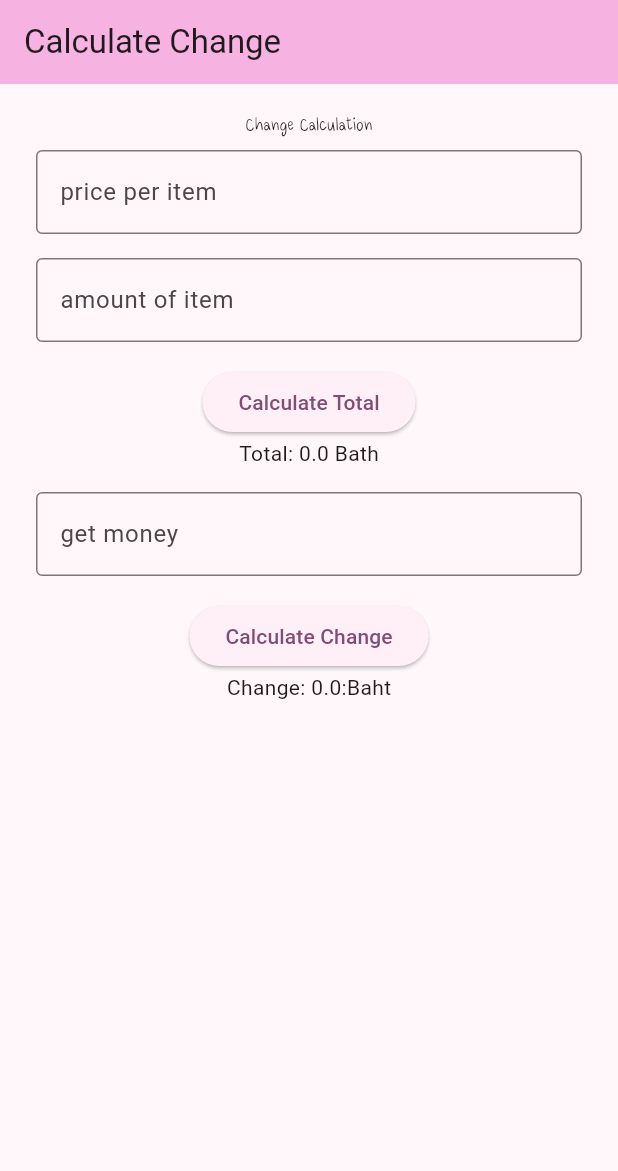
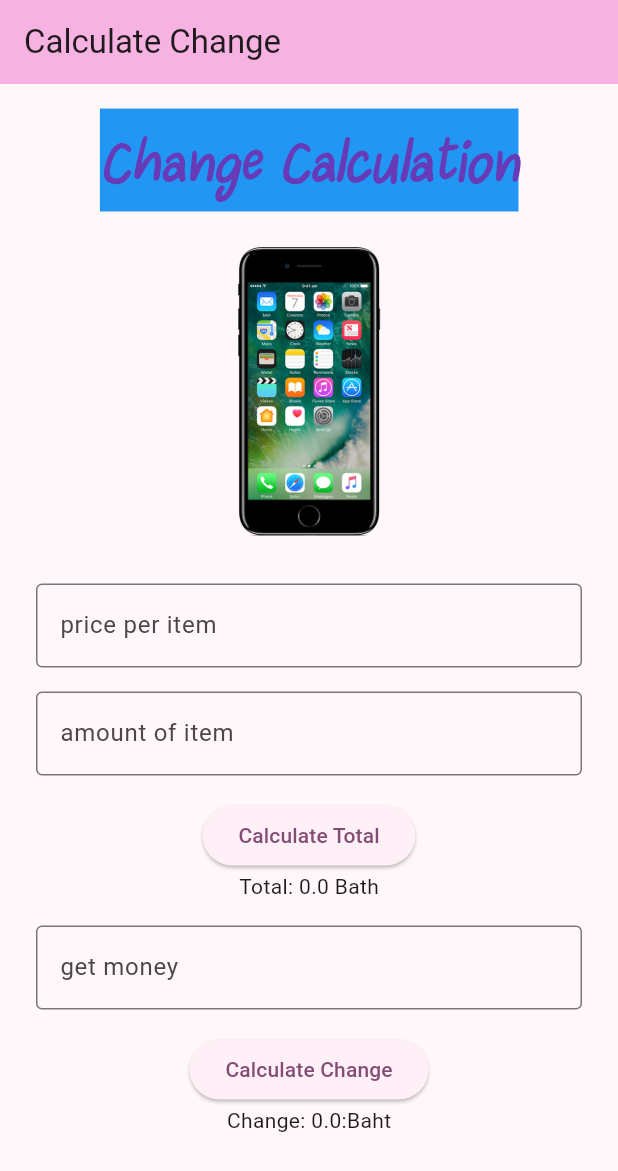
Before and after one commit to pattama422/flutter_2025_firstapp, a Flutter app: the screen it shows after launch, on a phone screen of 412 x 824 dp. Shown: the top 1171 px of the screen. Run offline on Flutter 3.47's test engine with Material 3 defaults, Android fonts, the phone set to English and light mode, and no system bars.

Commit message:
Add image

```diff
--- a/lib/main.dart
+++ b/lib/main.dart
@@ -51,7 +51,9 @@ double _change = 0;
         padding: const EdgeInsets.all(16.0),
         child: Column(
           children: [
-            Text("Change Calculation", style: TextStyle(fontFamily: "maa"),),
+            Text("Change Calculation", style: TextStyle(fontFamily: "maa",
+            fontSize: 48, fontWeight: FontWeight.bold, fontStyle: FontStyle.italic, color: Colors.deepPurple, backgroundColor: Colors.blue),),
+            Image.asset("images/apple-iphone-jet-black-mobile-png-10.png", height: 240,),
             Padding(
               padding: const EdgeInsets.all(8.0),
               child: priceTextField(),
--- a/pubspec.yaml
+++ b/pubspec.yaml
@@ -58,9 +58,9 @@ flutter:
   uses-material-design: true
 
   # To add assets to your application, add an assets section, like this:
-  # assets:
-  #   - images/a_dot_burr.jpeg
-  #   - images/a_dot_ham.jpeg
+  assets:
+    - images/apple-iphone-jet-black-mobile-png-10.png
+    # - images/a_dot_ham.jpeg
 
   # An image asset can refer to one or more resolution-specific "variants", see
   # https://flutter.dev/to/resolution-aware-images
```
Also changed, not shown: images/apple-iphone-jet-black-mobile-png-10.png (added).
